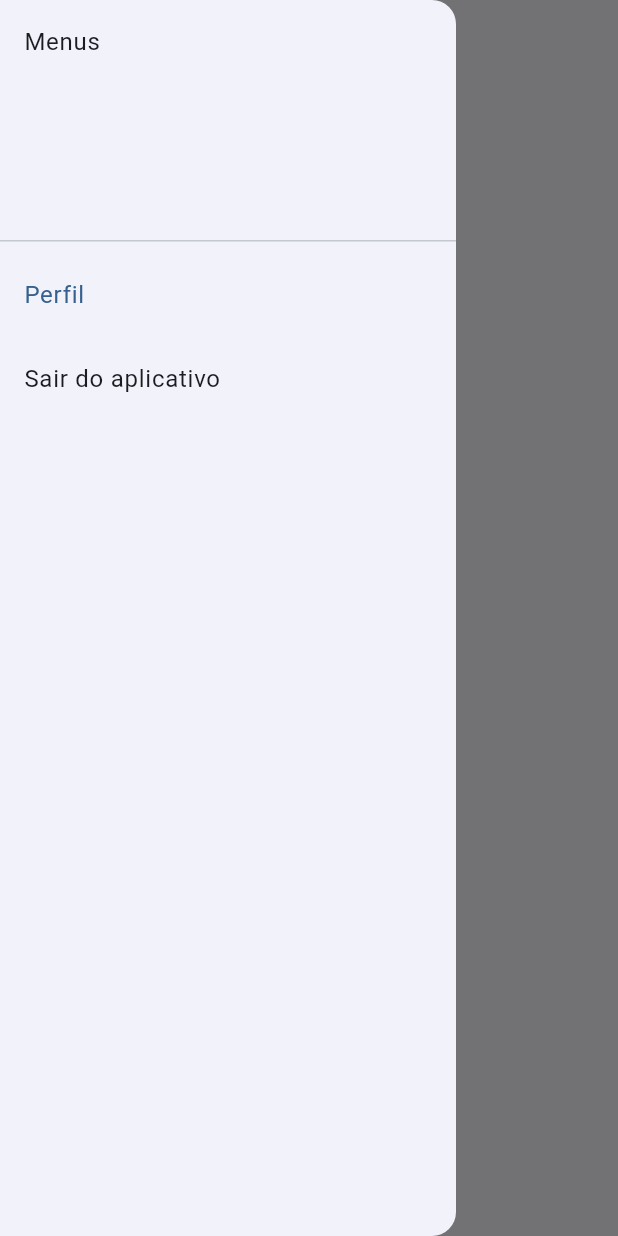
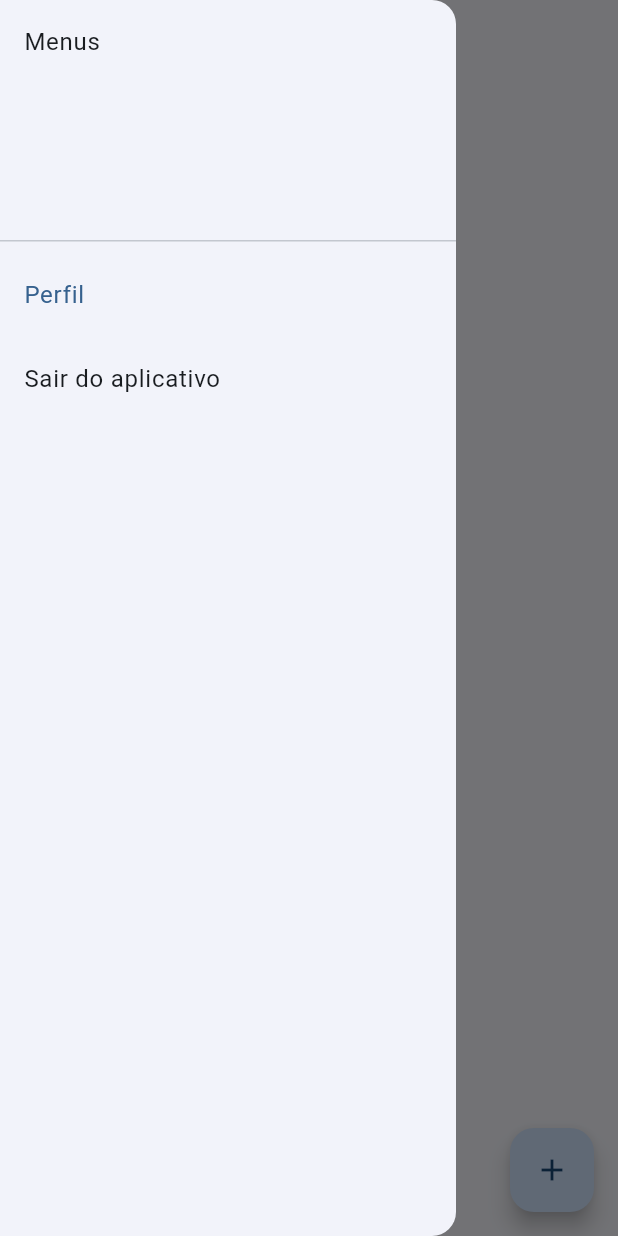
Before and after one commit to rodrigotmo-faccat/cidade-plus, a Flutter app: the HomeView screen opened by its route, with the side drawer open, on a phone screen of 412 x 824 dp. Run offline on Flutter 3.47's test engine with Material 3 defaults, Android fonts, the phone set to English and light mode, and no system bars.

Commit message:
CDP-16: adicionado um botao flutuante para adicionar novas demandas.

```diff
--- a/lib/view/home_view.dart
+++ b/lib/view/home_view.dart
@@ -35,6 +35,14 @@ class _HomeViewState extends State<HomeView> implements HomeViewContract {
             child: Column(children: [
           Text('Bem-vindo ao Cidade+'),
         ])),
+        floatingActionButton: FloatingActionButton(
+          child: Icon(Icons.add),
+          onPressed: () {
+            ScaffoldMessenger.of(context).showSnackBar(
+              SnackBar(content: Text('Pressionado')),
+            );
+          },
+        ),
         drawer: Drawer(
             child: ListView(
           padding: EdgeInsets.zero,
```
